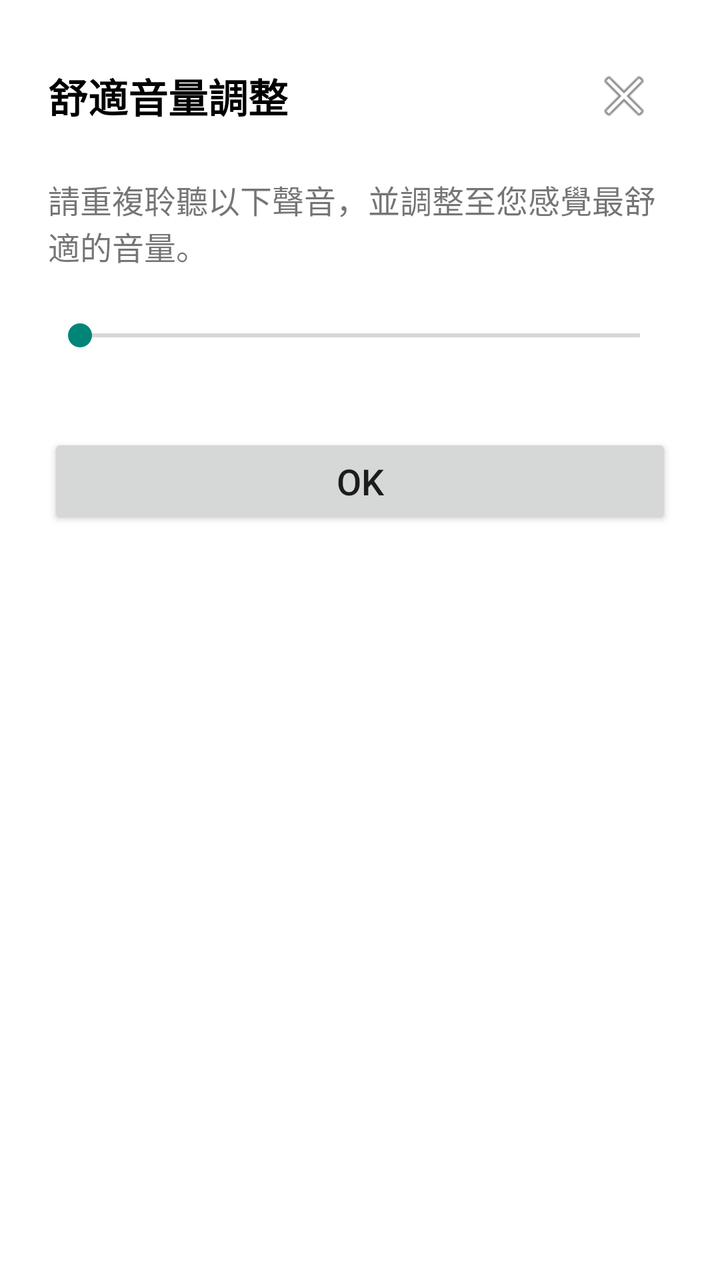
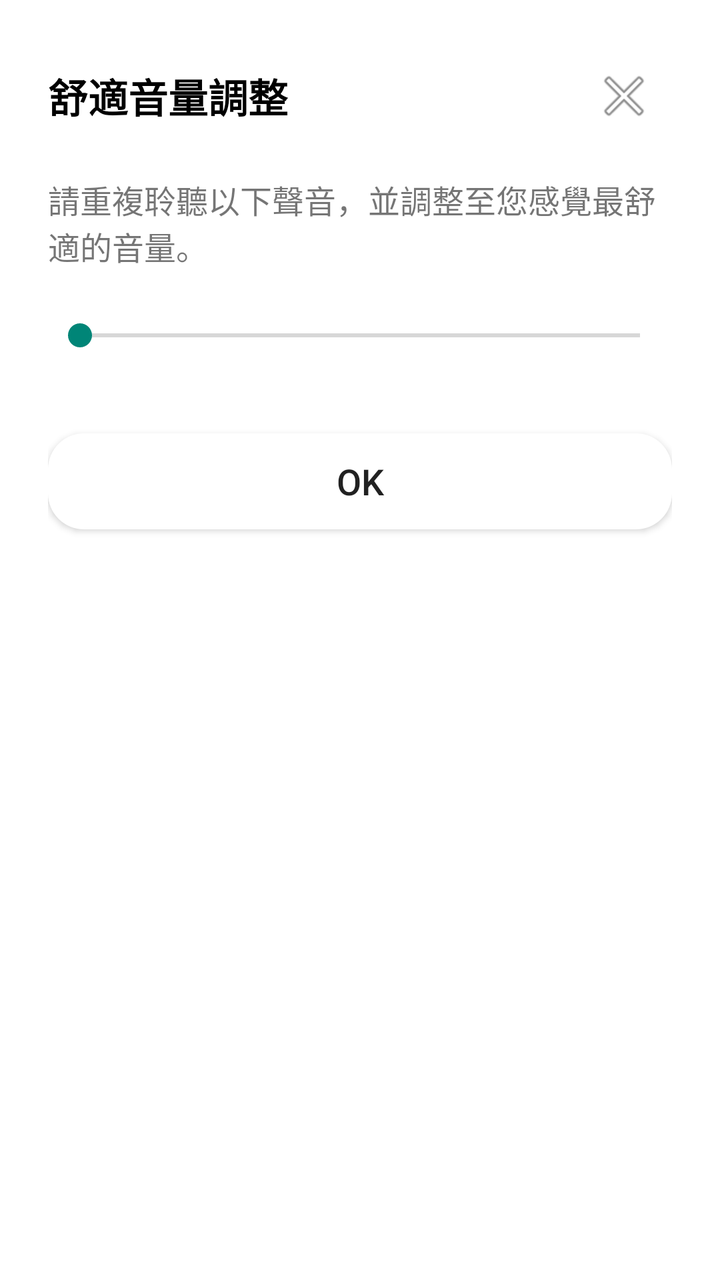

Screens rendered from an Android XML layout before and after an edit, with the pre-edit source and the edit as a unified diff.
<!-- AndroidManifest.xml: application theme Theme.Hark -->
<!-- res/layout/dialog_volume_adjustment.xml -->
<?xml version="1.0" encoding="utf-8"?>
<LinearLayout xmlns:android="http://schemas.android.com/apk/res/android"
    xmlns:app="http://schemas.android.com/apk/res-auto"
    android:layout_width="match_parent"
    android:layout_height="wrap_content"
    android:orientation="vertical"
    android:padding="24dp"
    android:background="@android:color/white">

    <androidx.constraintlayout.widget.ConstraintLayout
        android:layout_width="match_parent"
        android:layout_height="wrap_content">

        <TextView
            android:id="@+id/textViewDialogTitle"
            android:layout_width="0dp"
            android:layout_height="wrap_content"
            android:text="舒適音量調整"
            android:textSize="20sp"
            android:textStyle="bold"
            android:textColor="@android:color/black"
            app:layout_constraintStart_toStartOf="parent"
            app:layout_constraintTop_toTopOf="parent"
            app:layout_constraintEnd_toStartOf="@id/buttonCloseDialog"
            app:layout_constraintBottom_toBottomOf="@id/buttonCloseDialog"/>

        <ImageButton
            android:id="@+id/buttonCloseDialog"
            android:layout_width="48dp"
            android:layout_height="48dp"
            android:src="@android:drawable/ic_menu_close_clear_cancel"
            android:background="?attr/selectableItemBackgroundBorderless"
            android:contentDescription="Close"
            app:tint="?android:attr/textColorSecondary"
            app:layout_constraintEnd_toEndOf="parent"
            app:layout_constraintTop_toTopOf="parent" />

    </androidx.constraintlayout.widget.ConstraintLayout>

    <TextView
        android:id="@+id/textViewVolumeInstructions"
        android:layout_width="match_parent"
        android:layout_height="wrap_content"
        android:text="請重複聆聽以下聲音，並調整至您感覺最舒適的音量。"
        android:textSize="16sp"
        android:layout_marginTop="16dp"
        android:layout_marginBottom="8dp"/>

    <SeekBar
        android:id="@+id/seekBarSystemVolume"
        android:layout_width="match_parent"
        android:layout_height="wrap_content"
        android:layout_marginTop="16dp"
        android:layout_marginBottom="16dp"/>
    <Button
        android:id="@+id/buttonConfirmVolume"
        android:layout_width="match_parent"
        android:layout_height="wrap_content"
        android:text="OK"
        android:textSize="18sp"
        android:layout_marginTop="24dp"/>

</LinearLayout>
<!-- resources referenced by this layout -->
<resources>
  <style name="Theme.Hark" parent="android:Theme.Material.Light.NoActionBar" />
</resources>

<!-- the commit's change to res/layout/dialog_volume_adjustment.xml (unified diff, before → after) -->
@@ -58,6 +58,7 @@
         android:layout_height="wrap_content"
         android:text="OK"
         android:textSize="18sp"
-        android:layout_marginTop="24dp"/>
+        android:layout_marginTop="24dp"
+        android:background="@drawable/rounded_button"/>
 
 </LinearLayout>
<!-- resource entries referenced after the edit -->
@@ -1,5 +1,12 @@
 <!-- resources referenced by this layout -->
 <resources>
+  <!-- drawable rounded_button (drawable) -->
+  <?xml version="1.0" encoding="utf-8"?>
+  <shape xmlns:android="http://schemas.android.com/apk/res/android"
+      android:shape="rectangle">
+      <solid android:color="#FFFFFF" />
+      <corners android:radius="18dp" />
+  </shape>
   <style name="Theme.Hark" parent="android:Theme.Material.Light.NoActionBar" />
 </resources>
 
